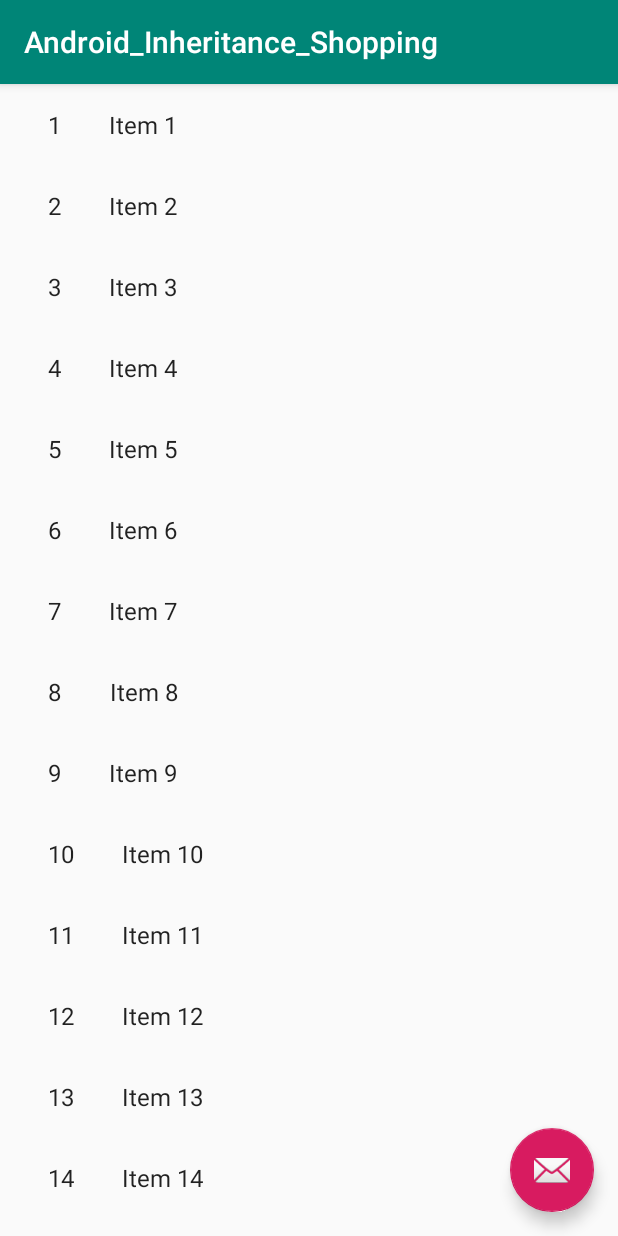
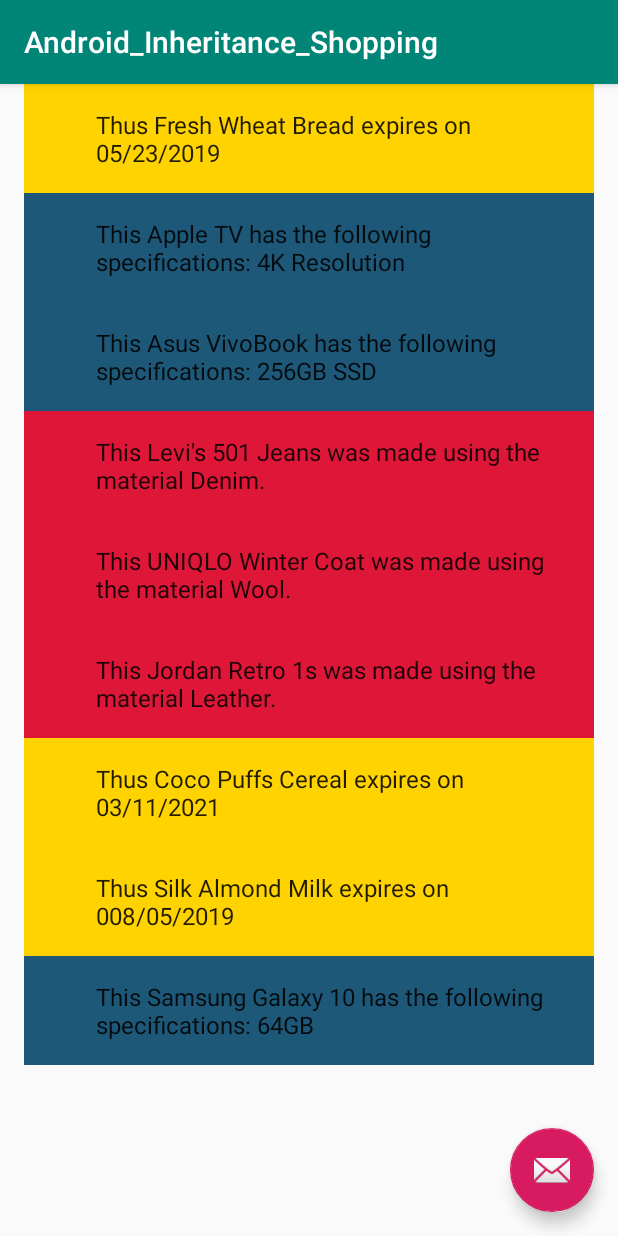
Before and after one commit to bloominstituteoftechnology/Android_Inheritance_Shopping, an Android app: the screen it shows after launch (ItemListActivity), on a phone screen of 412 x 824 dp. Run offline under Robolectric (Android 15) with nearby library versions, the phone set to English and light mode, and no system bars.

Commit message:
Recycler view elements now display item details and item color

```diff
--- a/app/src/main/java/com/vivekvishwanath/android_inheritance_shopping/ClothingItem.java
+++ b/app/src/main/java/com/vivekvishwanath/android_inheritance_shopping/ClothingItem.java
@@ -5,7 +5,7 @@
     private static final int colorId = R.color.clothingColor;
     private String material;
 
-    public ClothingItem(int colorId, double price, String productName, String material) {
+    public ClothingItem(double price, String productName, String material) {
         super(colorId, price, productName);
         this.material = material;
     }
--- a/app/src/main/java/com/vivekvishwanath/android_inheritance_shopping/GroceryItem.java
+++ b/app/src/main/java/com/vivekvishwanath/android_inheritance_shopping/GroceryItem.java
@@ -4,7 +4,7 @@
     private static final int colorId = R.color.groceryColor;
     private String expirationDate;
 
-    public GroceryItem(int colorId, double price, String productName, String expirationDate) {
+    public GroceryItem(double price, String productName, String expirationDate) {
         super(colorId, price, productName);
         this.expirationDate = expirationDate;
     }
--- a/app/src/main/java/com/vivekvishwanath/android_inheritance_shopping/ItemListActivity.java
+++ b/app/src/main/java/com/vivekvishwanath/android_inheritance_shopping/ItemListActivity.java
@@ -12,10 +12,12 @@
 import android.view.LayoutInflater;
 import android.view.View;
 import android.view.ViewGroup;
+import android.widget.LinearLayout;
 import android.widget.TextView;
 
 import com.vivekvishwanath.android_inheritance_shopping.dummy.DummyContent;
 
+import java.util.ArrayList;
 import java.util.List;
 
 /**
@@ -66,31 +68,27 @@
     }
 
     private void setupRecyclerView(@NonNull RecyclerView recyclerView) {
-        recyclerView.setAdapter(new SimpleItemRecyclerViewAdapter(this, DummyContent.ITEMS, mTwoPane));
+        recyclerView.setAdapter(new SimpleItemRecyclerViewAdapter(this, ShoppingList.generateShoppingItems(), mTwoPane));
     }
 
     public static class SimpleItemRecyclerViewAdapter
             extends RecyclerView.Adapter<SimpleItemRecyclerViewAdapter.ViewHolder> {
 
         private final ItemListActivity mParentActivity;
-        private final List<DummyContent.DummyItem> mValues;
+        private final List<ShoppingItem> mValues;
         private final boolean mTwoPane;
         private final View.OnClickListener mOnClickListener = new View.OnClickListener() {
             @Override
             public void onClick(View view) {
-                DummyContent.DummyItem item = (DummyContent.DummyItem) view.getTag();
+                ShoppingItem item = (ShoppingItem) view.getTag();
                 if (mTwoPane) {
-                    Bundle arguments = new Bundle();
-                    arguments.putString(ItemDetailFragment.ARG_ITEM_ID, item.id);
                     ItemDetailFragment fragment = new ItemDetailFragment();
-                    fragment.setArguments(arguments);
                     mParentActivity.getSupportFragmentManager().beginTransaction()
                             .replace(R.id.item_detail_container, fragment)
                             .commit();
                 } else {
                     Context context = view.getContext();
                     Intent intent = new Intent(context, ItemDetailActivity.class);
-                    intent.putExtra(ItemDetailFragment.ARG_ITEM_ID, item.id);
 
                     context.startActivity(intent);
                 }
@@ -98,7 +96,7 @@
         };
 
         SimpleItemRecyclerViewAdapter(ItemListActivity parent,
-                                      List<DummyContent.DummyItem> items,
+                                      List<ShoppingItem> items,
                                       boolean twoPane) {
             mValues = items;
             mParentActivity = parent;
@@ -114,11 +112,11 @@
 
         @Override
         public void onBindViewHolder(final ViewHolder holder, int position) {
-            holder.mIdView.setText(mValues.get(position).id);
-            holder.mContentView.setText(mValues.get(position).content);
+            holder.mContentView.setText(mValues.get(position).getDisplayName());
 
             holder.itemView.setTag(mValues.get(position));
             holder.itemView.setOnClickListener(mOnClickListener);
+            holder.parent.setBackgroundResource(mValues.get(position).getColorId());
         }
 
         @Override
@@ -129,12 +127,15 @@
         class ViewHolder extends RecyclerView.ViewHolder {
             final TextView mIdView;
             final TextView mContentView;
+            final LinearLayout parent;
 
             ViewHolder(View view) {
                 super(view);
                 mIdView = (TextView) view.findViewById(R.id.id_text);
                 mContentView = (TextView) view.findViewById(R.id.content);
+                parent = (LinearLayout) view.findViewById(R.id.item_parent);
             }
         }
     }
+
 }
--- a/app/src/main/java/com/vivekvishwanath/android_inheritance_shopping/ShoppingItem.java
+++ b/app/src/main/java/com/vivekvishwanath/android_inheritance_shopping/ShoppingItem.java
@@ -2,7 +2,7 @@
 
 public class ShoppingItem {
 
-    private static int colorId;
+    private final int colorId;
     private double price;
     private String productName;
 
@@ -12,7 +12,7 @@
         this.productName = productName;
     }
 
-    public static int getColorId() {
+    public int getColorId() {
         return colorId;
     }
 
@@ -36,6 +36,4 @@
         return productName;
     }
 
-
-
 }
--- /dev/null
+++ b/app/src/main/java/com/vivekvishwanath/android_inheritance_shopping/ShoppingList.java
@@ -0,0 +1,29 @@
+package com.vivekvishwanath.android_inheritance_shopping;
+
+import java.util.ArrayList;
+
+public class ShoppingList {
+
+    public static ArrayList<ShoppingItem> generateShoppingItems() {
+        ArrayList<ShoppingItem> shoppingList = new ArrayList<>();
+        ShoppingItem item = new GroceryItem(8.00, "Fresh Wheat Bread", "05/23/2019");
+        shoppingList.add(item);
+        item = new ElectronicsItem(2000.00, "Apple TV", "4K Resolution");
+        shoppingList.add(item);
+        item = new ElectronicsItem(600.00, "Asus VivoBook", "256GB SSD");
+        shoppingList.add(item);
+        item = new ClothingItem(60.00, "Levi's 501 Jeans", "Denim");
+        shoppingList.add(item);
+        item = new ClothingItem(200.00, "UNIQLO Winter Coat", "Wool");
+        shoppingList.add(item);
+        item = new ClothingItem(120.00, "Jordan Retro 1s", "Leather");
+        shoppingList.add(item);
+        item = new GroceryItem(5.00, "Coco Puffs Cereal", "03/11/2021");
+        shoppingList.add(item);
+        item = new GroceryItem(2.50, "Silk Almond Milk", "008/05/2019");
+        shoppingList.add(item);
+        item = new ElectronicsItem(1000.00, "Samsung Galaxy 10", "64GB");
+        shoppingList.add(item);
+        return shoppingList;
+    }
+}
--- a/app/src/main/res/layout/item_list_content.xml
+++ b/app/src/main/res/layout/item_list_content.xml
@@ -2,7 +2,8 @@
 <LinearLayout xmlns:android="http://schemas.android.com/apk/res/android"
     android:layout_width="wrap_content"
     android:layout_height="wrap_content"
-    android:orientation="horizontal">
+    android:orientation="horizontal"
+    android:id="@+id/item_parent">
 
     <TextView
         android:id="@+id/id_text"
```
